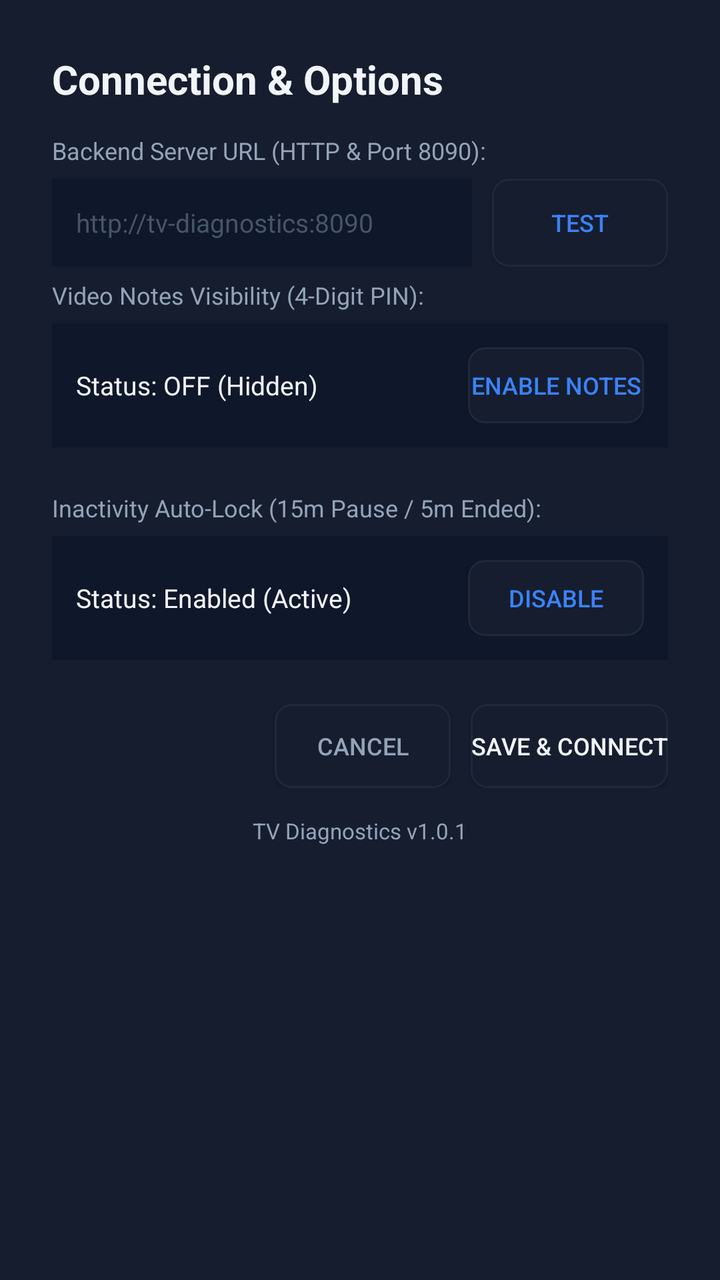
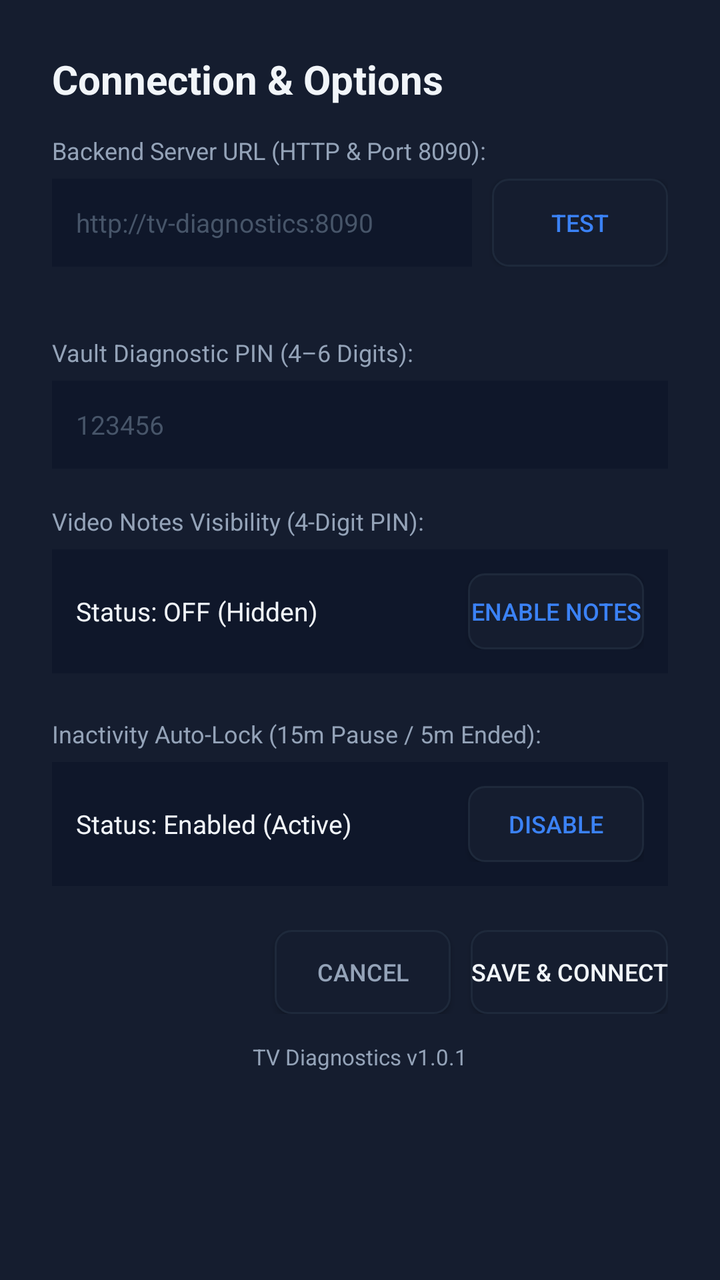

Compare the two renders of this Android layout. The source of the first and the diff that turns it into the second are given below.
<!-- AndroidManifest.xml: application theme Theme.TVDiagnostics -->
<!-- res/layout/dialog_settings.xml -->
<?xml version="1.0" encoding="utf-8"?>
<LinearLayout xmlns:android="http://schemas.android.com/apk/res/android"
    android:layout_width="560dp"
    android:layout_height="wrap_content"
    android:orientation="vertical"
    android:background="@color/card_dark"
    android:padding="26dp">

    <TextView
        android:layout_width="wrap_content"
        android:layout_height="wrap_content"
        android:text="@string/btn_settings"
        android:textColor="@color/text_white"
        android:textSize="20sp"
        android:textStyle="bold"
        android:layout_marginBottom="14dp" />

    
    <TextView
        android:layout_width="wrap_content"
        android:layout_height="wrap_content"
        android:text="Backend Server URL (HTTP &amp; Port 8090):"
        android:textColor="@color/text_muted"
        android:textSize="12sp"
        android:layout_marginBottom="6dp" />

    <LinearLayout
        android:layout_width="match_parent"
        android:layout_height="wrap_content"
        android:orientation="horizontal"
        android:gravity="center_vertical"
        android:layout_marginBottom="6dp">

        <EditText
            android:id="@+id/etServerUrl"
            android:layout_width="0dp"
            android:layout_height="44dp"
            android:layout_weight="1"
            android:background="#0F172A"
            android:paddingStart="12dp"
            android:paddingEnd="12dp"
            android:textColor="@color/text_white"
            android:textSize="13sp"
            android:hint="@string/default_server_url"
            android:textColorHint="#475569"
            android:inputType="textUri"
            android:focusable="true"
            android:layout_marginEnd="10dp" />

        <Button
            android:id="@+id/btnTestConnection"
            android:layout_width="wrap_content"
            android:layout_height="44dp"
            android:text="Test"
            android:background="@drawable/btn_tv_focus"
            android:textColor="@color/accent_blue"
            android:textSize="12sp"
            android:paddingStart="16dp"
            android:paddingEnd="16dp"
            android:focusable="true" />
    </LinearLayout>

    <TextView
        android:id="@+id/tvConnectionStatus"
        android:layout_width="match_parent"
        android:layout_height="wrap_content"
        android:text=""
        android:textSize="12sp"
        android:visibility="gone"
        android:layout_marginBottom="18dp" />

    
    <TextView
        android:layout_width="wrap_content"
        android:layout_height="wrap_content"
        android:text="Video Notes Visibility (4-Digit PIN):"
        android:textColor="@color/text_muted"
        android:textSize="12sp"
        android:layout_marginBottom="6dp" />

    <LinearLayout
        android:layout_width="match_parent"
        android:layout_height="wrap_content"
        android:orientation="horizontal"
        android:gravity="center_vertical"
        android:background="#0F172A"
        android:padding="12dp"
        android:layout_marginBottom="22dp">

        <TextView
            android:id="@+id/tvNotesStatus"
            android:layout_width="0dp"
            android:layout_height="wrap_content"
            android:layout_weight="1"
            android:text="Status: OFF (Hidden)"
            android:textColor="@color/text_white"
            android:textSize="13sp" />

        <Button
            android:id="@+id/btnToggleNotes"
            android:layout_width="wrap_content"
            android:layout_height="38dp"
            android:background="@drawable/btn_tv_focus"
            android:text="Enable Notes"
            android:textColor="@color/accent_blue"
            android:textSize="12sp"
            android:focusable="true" />
    </LinearLayout>

    
    <TextView
        android:layout_width="wrap_content"
        android:layout_height="wrap_content"
        android:text="Inactivity Auto-Lock (15m Pause / 5m Ended):"
        android:textColor="@color/text_muted"
        android:textSize="12sp"
        android:layout_marginBottom="6dp" />

    <LinearLayout
        android:layout_width="match_parent"
        android:layout_height="wrap_content"
        android:orientation="horizontal"
        android:gravity="center_vertical"
        android:background="#0F172A"
        android:padding="12dp"
        android:layout_marginBottom="22dp">

        <TextView
            android:id="@+id/tvAutoLockStatus"
            android:layout_width="0dp"
            android:layout_height="wrap_content"
            android:layout_weight="1"
            android:text="Status: Enabled (Active)"
            android:textColor="@color/text_white"
            android:textSize="13sp" />

        <Button
            android:id="@+id/btnToggleAutoLock"
            android:layout_width="wrap_content"
            android:layout_height="38dp"
            android:background="@drawable/btn_tv_focus"
            android:text="Disable"
            android:textColor="@color/accent_blue"
            android:textSize="12sp"
            android:focusable="true" />
    </LinearLayout>

    
    <LinearLayout
        android:layout_width="match_parent"
        android:layout_height="wrap_content"
        android:orientation="horizontal"
        android:gravity="end">

        <Button
            android:id="@+id/btnSettingsCancel"
            android:layout_width="wrap_content"
            android:layout_height="42dp"
            android:text="Cancel"
            android:background="@drawable/btn_tv_focus"
            android:textColor="@color/text_muted"
            android:textSize="12sp"
            android:layout_marginEnd="10dp"
            android:focusable="true" />

        <Button
            android:id="@+id/btnSettingsSave"
            android:layout_width="wrap_content"
            android:layout_height="42dp"
            android:text="Save &amp; Connect"
            android:background="@drawable/btn_tv_focus"
            android:textColor="@color/text_white"
            android:textSize="12sp"
            android:focusable="true" />
    </LinearLayout>

    
    <TextView
        android:id="@+id/tvAppVersion"
        android:layout_width="match_parent"
        android:layout_height="wrap_content"
        android:text="TV Diagnostics v1.0.1"
        android:textColor="@color/text_muted"
        android:textSize="11sp"
        android:gravity="center"
        android:layout_marginTop="14dp" />

</LinearLayout>
<!-- resources referenced by this layout -->
<resources>
  <color name="accent_blue">#3B82F6</color>
  <color name="card_dark">#151D2F</color>
  <color name="text_muted">#94A3B8</color>
  <color name="text_white">#F1F5F9</color>
  <!-- drawable btn_tv_focus (drawable) -->
  <?xml version="1.0" encoding="utf-8"?>
  <selector xmlns:android="http://schemas.android.com/apk/res/android">
      <item android:state_focused="true">
          <shape android:shape="rectangle">
              <solid android:color="@color/card_focused" />
              <stroke android:width="3dp" android:color="@color/tv_focus_stroke" />
              <corners android:radius="8dp" />
          </shape>
      </item>
      <item android:state_pressed="true">
          <shape android:shape="rectangle">
              <solid android:color="@color/accent_blue" />
              <corners android:radius="8dp" />
          </shape>
      </item>
      <item>
          <shape android:shape="rectangle">
              <solid android:color="@color/card_dark" />
              <stroke android:width="1dp" android:color="@color/border_dark" />
              <corners android:radius="8dp" />
          </shape>
      </item>
  </selector>
  <string name="btn_settings">Connection &amp; Options</string>
  <string name="default_server_url">http://tv-diagnostics:8090</string>
  <style name="Theme.TVDiagnostics" parent="Theme.AppCompat.NoActionBar">
          <item name="android:windowBackground">@color/bg_dark</item>
          <item name="android:textColor">@color/text_white</item>
          <item name="colorPrimary">@color/accent_blue</item>
          <item name="colorAccent">@color/accent_blue</item>
      </style>
  <color name="card_focused">#2A3B5C</color>
  <color name="tv_focus_stroke">#60A5FA</color>
  <color name="border_dark">#1E293B</color>
  <color name="bg_dark">#0B0F19</color>
</resources>

<!-- the commit's change to res/layout/dialog_settings.xml (unified diff, before → after) -->
@@ -67,6 +67,40 @@
         android:text=""
         android:textSize="12sp"
         android:visibility="gone"
+        android:layout_marginBottom="6dp" />
+
+    <TextView
+        android:id="@+id/tvDeviceIpHint"
+        android:layout_width="match_parent"
+        android:layout_height="wrap_content"
+        android:text=""
+        android:textColor="#94A3B8"
+        android:textSize="11sp"
+        android:layout_marginBottom="14dp" />
+
+    
+    <TextView
+        android:layout_width="wrap_content"
+        android:layout_height="wrap_content"
+        android:text="Vault Diagnostic PIN (4–6 Digits):"
+        android:textColor="@color/text_muted"
+        android:textSize="12sp"
+        android:layout_marginBottom="6dp" />
+
+    <EditText
+        android:id="@+id/etPinCode"
+        android:layout_width="match_parent"
+        android:layout_height="44dp"
+        android:background="#0F172A"
+        android:paddingStart="12dp"
+        android:paddingEnd="12dp"
+        android:textColor="@color/text_white"
+        android:textSize="13sp"
+        android:hint="123456"
+        android:textColorHint="#475569"
+        android:inputType="numberPassword"
+        android:maxLength="6"
+        android:focusable="true"
         android:layout_marginBottom="18dp" />
 
     
